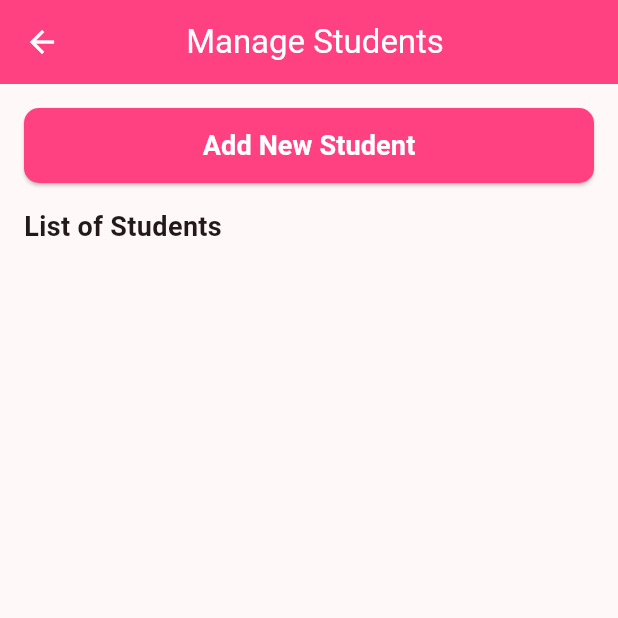
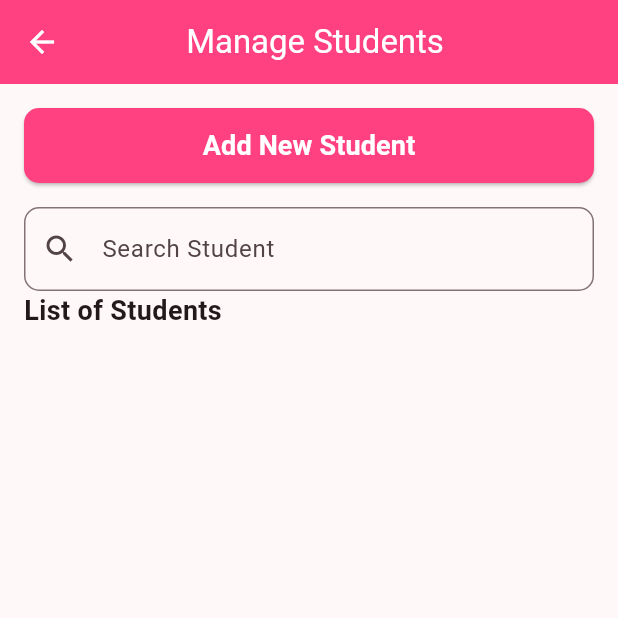
Before and after one commit to ManSyaz/KafaJr1, a Flutter app: the ManageStudentPage screen opened directly, on a phone screen of 412 x 824 dp, the top half of it. Run offline on Flutter 3.47's test engine with Material 3 defaults, Android fonts, the phone set to English and light mode, and no system bars; our stand-ins replace file_picker, firebase_auth, firebase_core, firebase_database, firebase_storage, fl_chart; missing offline and left inert: flutter_pdfview; accounts and stored records are empty.

Commit message:
lil update

```diff
--- a/lib/teacher/manage_academic_record_page.dart
+++ b/lib/teacher/manage_academic_record_page.dart
@@ -426,7 +426,7 @@
                               final examId = exam['id']!;
                               final progress = studentProgressByExam[examId]?[code] ?? '-';
                               return DataCell(Text(progress, style: const TextStyle(fontSize: 12)));
-                            }).toList(),
+                            }),
                           ]);
                         }).toList(),
                       ),
--- a/lib/teacher/manage_student_page.dart
+++ b/lib/teacher/manage_student_page.dart
@@ -6,6 +6,7 @@
 import 'edit_student_page.dart';
 
 class ManageStudentPage extends StatefulWidget {
+
   const ManageStudentPage({super.key});
 
   @override
@@ -16,9 +17,13 @@
   final DatabaseReference _studentRef = FirebaseDatabase.instance.ref().child('Student');
 
   List<Map<String, dynamic>> students = [];
+  List<Map<String, dynamic>> filteredStudents = []; // List for filtered students
+
+  String searchQuery = ''; // Search query
 
   @override
   void initState() {
+
     super.initState();
     _fetchStudents();
   }
@@ -35,13 +40,16 @@
               final studentInfo = Map<String, dynamic>.from(entry.value as Map<Object?, Object?>);
               return {
                 'uid': entry.key,
+
                 ...studentInfo,
               };
             }).toList();
+            filteredStudents = students; // Initialize filtered list
           });
         }
       }
     } catch (e) {
+
       print('Error fetching students: $e');
     }
   }
@@ -49,12 +57,14 @@
   Future<void> _deleteStudent(String uid) async {
     if (uid.isEmpty) {
       print('Invalid UID provided for deletion');
+
       return;
     }
     try {
       await _studentRef.child(uid).remove();
       await FirebaseDatabase.instance.ref().child('User').child(uid).remove();
       _fetchStudents(); // Refresh the list
+
     } catch (e) {
       print('Error deleting student: $e');
     }
@@ -71,12 +81,25 @@
 
   void _navigateToEditStudent(Map<String, dynamic> student) {
     Navigator.push(
+
       context,
       MaterialPageRoute(
         builder: (context) => EditStudentPage(studentId: student['uid']),
       ),
     ).then((_) {
+
       _fetchStudents(); // Refresh the list after editing a student
+    });
+  }
+
+  void _filterStudents(String query) {
+    setState(() {
+      searchQuery = query;
+
+      filteredStudents = students.where((student) {
+        final fullName = student['fullName']?.toLowerCase() ?? '';
+        return fullName.contains(query.toLowerCase());
+      }).toList();
     });
   }
 
@@ -84,26 +107,32 @@
   Widget build(BuildContext context) {
     return Scaffold(
       appBar: AppBar(
+
         backgroundColor: Colors.pinkAccent,
         iconTheme: const IconThemeData(color: Colors.white),
         title: Container(
-          padding: const EdgeInsets.only(right:48.0),
+          padding: const EdgeInsets.only(right: 48.0),
           alignment: Alignment.center,
           child: const Text(
             'Manage Students',
+
             style: TextStyle(color: Colors.white),
           ),
         ),
       ),
+
       body: Column(
-        crossAxisAlignment: CrossAxisAlignment.start, // {{ edit_1 }}
+        crossAxisAlignment: CrossAxisAlignment.start,
         children: [
+
           Padding(
+
             padding: const EdgeInsets.all(16.0),
             child: ElevatedButton(
               style: ElevatedButton.styleFrom(
                 backgroundColor: Colors.pinkAccent,
                 minimumSize: const Size(double.infinity, 50), // Make the button take the full width
+
                 shape: RoundedRectangleBorder(
                   borderRadius: BorderRadius.circular(10.0),
                 ),
@@ -111,56 +140,99 @@
               onPressed: _navigateToAddStudent,
               child: const Text(
                 'Add New Student',
+
                 style: TextStyle(
                   fontSize: 18,
+
                   fontWeight: FontWeight.bold,
                   color: Colors.white,
+
                 ),
+
               ),
             ),
           ),
-          const Padding( // {{ edit_2 }}
-            padding: EdgeInsets.only(left: 16.0), // Add padding to align with button
+          Padding(
+
+            padding: const EdgeInsets.symmetric(horizontal: 16.0),
+            child: TextField(
+
+              onChanged: _filterStudents,
+              decoration: InputDecoration(
+                labelText: 'Search Student',
+                border: OutlineInputBorder(
+                  borderRadius: BorderRadius.circular(10.0),
+                ),
+                prefixIcon: const Icon(Icons.search),
+
+              ),
+            ),
+          ),
+
+          const Padding(
+
+            padding: EdgeInsets.only(left: 16.0),
+
             child: Text('List of Students', style: TextStyle(fontSize: 18, fontWeight: FontWeight.bold)),
           ),
           const SizedBox(height: 16),
           Expanded(
             child: ListView.builder(
-              itemCount: students.length,
+              itemCount: filteredStudents.length,
+
               itemBuilder: (context, index) {
-                final student = students[index];
-                return Card( // {{ edit_1 }}
-                color: const Color.fromARGB(255, 121, 108, 108),
-                  margin: const EdgeInsets.symmetric(vertical: 8.0, horizontal: 16.0), // Add margin for spacing
+                final student = filteredStudents[index];
+
+                return Card(
+
+                  color: const Color.fromARGB(255, 121, 108, 108),
+                  margin: const EdgeInsets.symmetric(vertical: 8.0, horizontal: 16.0),
                   child: ListTile(
-                    title: Text( // {{ edit_1 }}
+                    title: Text(
                       student['fullName'] ?? 'No Name',
-                      style: const TextStyle( // Add your desired text style here
-                        fontSize: 16, // Example font size
-                        fontWeight: FontWeight.bold, // Example font weight
-                        color: Color.fromARGB(255, 255, 255, 255), // Example text color
+                      style: const TextStyle(
+                        fontSize: 16,
+                        fontWeight: FontWeight.bold,
+                        color: Color.fromARGB(255, 255, 255, 255),
                       ),
                     ),
                     trailing: Row(
                       mainAxisSize: MainAxisSize.min,
                       children: [
+
                         IconButton(
+
                           icon: const Icon(Icons.edit, color: Colors.green),
+
                           onPressed: () => _navigateToEditStudent(student),
                         ),
+
                         IconButton(
+
                           icon: const Icon(Icons.delete, color: Color.fromARGB(255, 255, 17, 0)),
+
                           onPressed: () => _deleteStudent(student['uid']),
                         ),
                       ],
+
                     ),
+
                   ),
+
                 );
+
               },
+
             ),
+
           ),
+
         ],
+
       ),
+
     );
+
   }
+
 }
```
